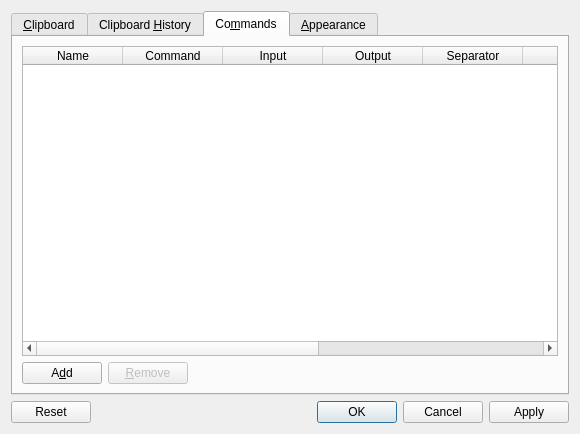
Before: the Qt Designer form src/configurationmanager.ui in hluk/CopyQ, drawn with Qt 5.
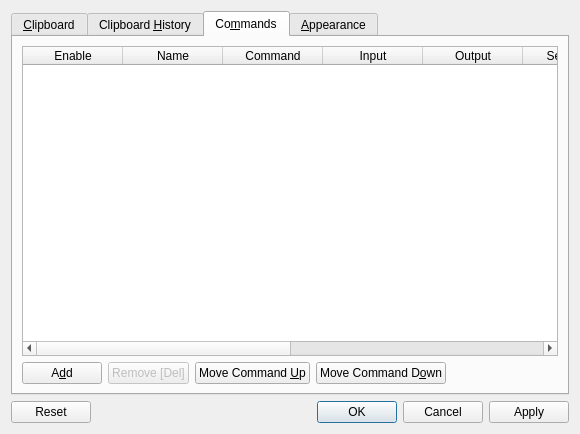
After: the same form once the commit is applied.

Commit message: disallow fast consecutive clipboard access; move table rows up/down in command tab in preferences

```diff
--- a/src/configurationmanager.ui
+++ b/src/configurationmanager.ui
@@ -271,7 +271,12 @@
             <widget class="QTableWidget" name="tableCommands">
              <column>
               <property name="text">
-               <string extracomment="Label in context menu (use ampersand before character you want to be quick access key)">Name</string>
+               <string>Enable</string>
+              </property>
+             </column>
+             <column>
+              <property name="text">
+               <string>Name</string>
               </property>
               <property name="toolTip">
                <string extracomment="Label in context menu (use ampersand before character you want to be quick access key)"/>
@@ -361,7 +366,24 @@
                 <bool>false</bool>
                </property>
                <property name="text">
-                <string>&amp;Remove</string>
+                <string>Remove [Del]</string>
+               </property>
+               <property name="shortcut">
+                <string>Del</string>
+               </property>
+              </widget>
+             </item>
+             <item>
+              <widget class="QPushButton" name="pushButtonUp">
+               <property name="text">
+                <string>Move Command &amp;Up</string>
+               </property>
+              </widget>
+             </item>
+             <item>
+              <widget class="QPushButton" name="pushButtonDown">
+               <property name="text">
+                <string>Move Command D&amp;own</string>
                </property>
               </widget>
              </item>
```
Left out of the diff: 20 changed lines with no effect on the pictures. The commit also changes 12 other files.
